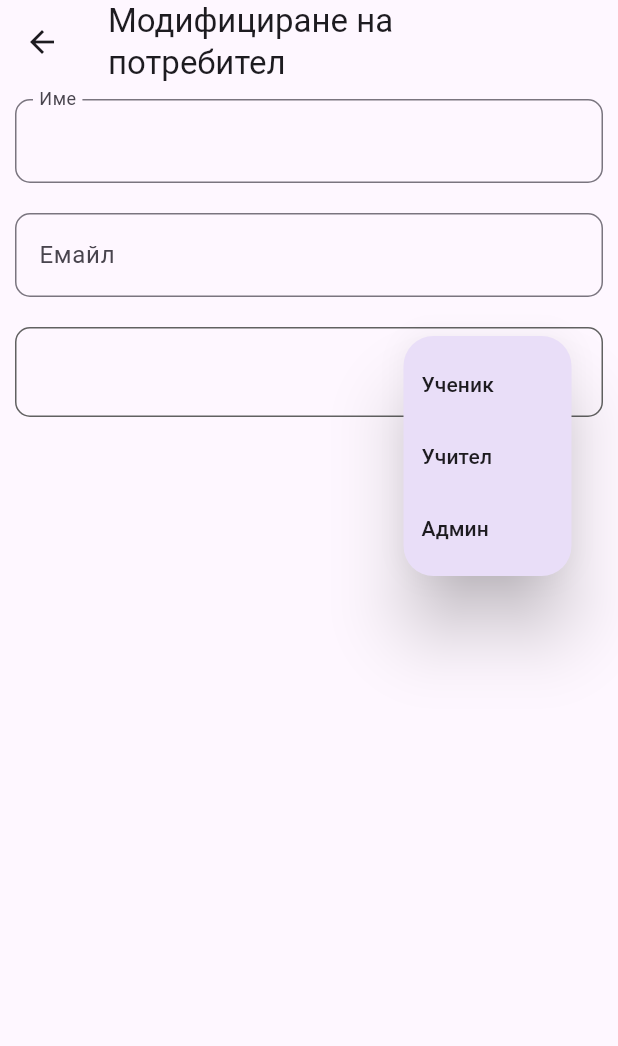
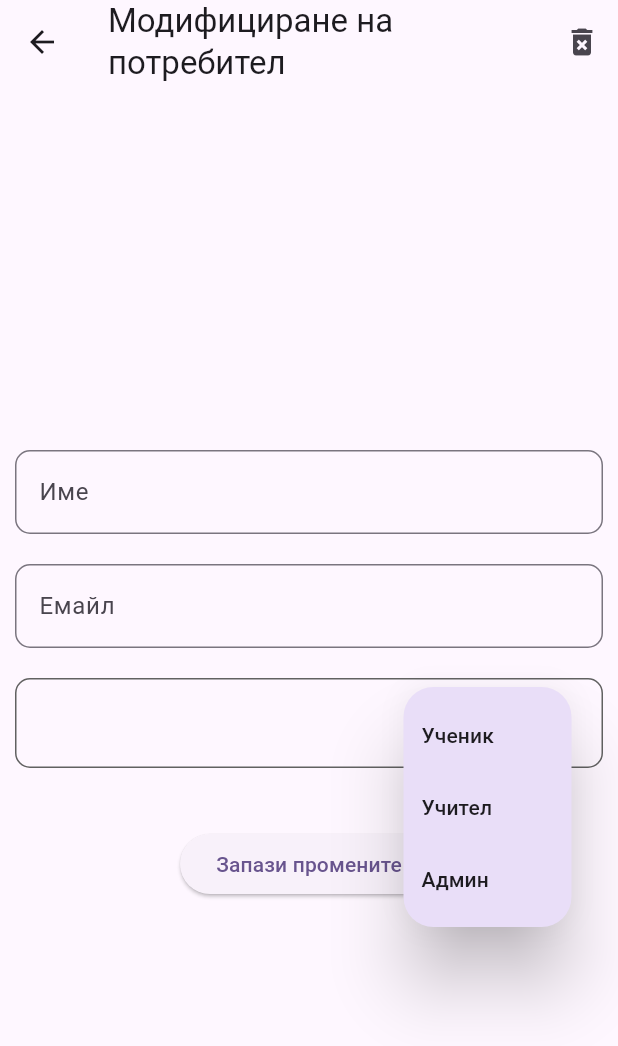
Before and after one commit to KaloyanStoyanov06/PGEE, a Flutter app: the UserDetails screen opened directly with empty values, after a tap on the "more vert" icon, on a phone screen of 412 x 824 dp. Shown: the top 1046 px of the screen. Run offline on Flutter 3.47's test engine with Material 2 defaults, Android fonts, the phone set to English and light mode, and no system bars; drawn by our look-alikes of dynamic_color; our stand-ins replace cloud_firestore, firebase_auth, firebase_core, flutter_dotenv, flutter_slidable; missing offline and left inert: dart:ffi; accounts and stored records are empty; network calls fail.

```diff
--- a/lib/pages/admin/sign_up.dart
+++ b/lib/pages/admin/sign_up.dart
@@ -23,16 +23,13 @@ class _SignUpPageState extends State<SignUpPage> {
       appBar: AppBar(
         title: const Text("Регистрация"),
       ),
-      body: Center(
-        child: Padding(
+      body: Padding(
         padding: const EdgeInsets.symmetric(
           horizontal: 20.0,
         ),
         child: SingleChildScrollView(
           physics: const NeverScrollableScrollPhysics(),
           child: Column(
-              mainAxisAlignment: MainAxisAlignment.center,
-              crossAxisAlignment: CrossAxisAlignment.center,
             children: [
               const SizedBox(height: 5),
               TextField(
@@ -85,8 +82,7 @@ class _SignUpPageState extends State<SignUpPage> {
                             });
 
                             // Lose focus to hide the keyboard
-                              FocusScope.of(context)
-                                  .requestFocus(new FocusNode());
+                            FocusScope.of(context).requestFocus(FocusNode());
                           },
                         ),
                         PopupMenuItem(
@@ -98,8 +94,7 @@ class _SignUpPageState extends State<SignUpPage> {
                             });
 
                             // Lose focus to hide the keyboard
-                              FocusScope.of(context)
-                                  .requestFocus(new FocusNode());
+                            FocusScope.of(context).requestFocus(FocusNode());
                           },
                         ),
                         PopupMenuItem(
@@ -111,8 +106,7 @@ class _SignUpPageState extends State<SignUpPage> {
                             });
 
                             // Lose focus to hide the keyboard
-                              FocusScope.of(context)
-                                  .requestFocus(new FocusNode());
+                            FocusScope.of(context).requestFocus(FocusNode());
                           },
                         )
                       ],
@@ -123,8 +117,7 @@ class _SignUpPageState extends State<SignUpPage> {
               // If Student is selected, show the following fields
               const SizedBox(height: 20),
               Visibility(
-                  visible:
-                      selectedRole == "student" || selectedRole == "teacher",
+                visible: selectedRole == "student" || selectedRole == "teacher",
                 child: Column(
                   children: [
                     TextField(
@@ -153,7 +146,6 @@ class _SignUpPageState extends State<SignUpPage> {
           ),
         ),
       ),
-      ),
     );
   }
 }
--- a/lib/pages/admin/user_details.dart
+++ b/lib/pages/admin/user_details.dart
@@ -24,50 +24,62 @@ class _UserDetailsState extends State<UserDetails> {
   TextEditingController classController = TextEditingController();
   String selectedRole = "";
   String roleText = "";
+
+  void ReadAndSetData() async {
+    DocumentSnapshot data = await getData();
+    nameController.text = data['firstName'];
+    emailController.text = data['email'];
+    classController.text = data['class'];
+
+    setState(() {
+      selectedRole = data['role'];
+      if (selectedRole == "admin") {
+        roleText = "Администратор";
+      } else if (selectedRole == "teacher") {
+        roleText = "Учител";
+      } else if (selectedRole == "student") {
+        roleText = "Ученик";
+      }
+    });
+  }
+
+  @override
+  void initState() {
+    super.initState();
+    WidgetsBinding.instance.addPostFrameCallback((_) => ReadAndSetData());
+  }
+
+  Widget DeleteDialog() {
+    return AlertDialog();
+  }
+
   @override
   Widget build(BuildContext context) {
-    return FutureBuilder<DocumentSnapshot>(
-      future: getData(),
-      builder: (context, snapshot) {
-        if (snapshot.connectionState == ConnectionState.waiting) {
-          return const Center(child: CircularProgressIndicator());
-        }
-
-        if (snapshot.connectionState == ConnectionState.done) {
-          nameController = TextEditingController(
-              text:
-                  "${snapshot.data!['firstName']} ${snapshot.data!['lastName']}");
-          emailController =
-              TextEditingController(text: snapshot.data!['email']);
-          classController =
-              TextEditingController(text: snapshot.data!['class']);
-          selectedRole = snapshot.data!['role'].toString();
-          roleText = "";
-
-          switch (selectedRole) {
-            case 'admin':
-              roleText = 'Админ';
-              break;
-            case 'teacher':
-              roleText = 'Учител';
-              break;
-            case 'student':
-              roleText = 'Ученик';
-              break;
-          }
-        }
-
-        return Scaffold(
-          appBar: AppBar(
-            title: Text("Модифициране на\nпотребител"),
-          ),
-          body: Padding(
-            padding: const EdgeInsets.symmetric(horizontal: 10, vertical: 10),
+    return Scaffold(
+      resizeToAvoidBottomInset: true,
+      appBar: AppBar(
+        title: const Text("Модифициране на\nпотребител"),
+        actions: [
+          IconButton(
+            icon: Icon(Icons.delete_forever),
+            onPressed: () {
+              showDialog(
+                  context: context, builder: (context) => DeleteDialog());
+            },
+          )
+        ],
+      ),
+      body: Center(
+        child: Padding(
+          padding: const EdgeInsets.symmetric(horizontal: 10, vertical: 10),
+          child: SingleChildScrollView(
+            physics: const NeverScrollableScrollPhysics(),
             child: Column(
               children: [
+                const SizedBox(height: 20),
                 TextField(
                   controller: nameController,
-                  decoration: InputDecoration(
+                  decoration: const InputDecoration(
                     labelText: "Име",
                   ),
                 ),
@@ -76,7 +88,7 @@ class _UserDetailsState extends State<UserDetails> {
                 ),
                 TextField(
                   controller: emailController,
-                  decoration: InputDecoration(
+                  decoration: const InputDecoration(
                     labelText: "Емайл",
                   ),
                 ),
@@ -116,8 +128,7 @@ class _UserDetailsState extends State<UserDetails> {
                               });
 
                               // Lose focus to hide the keyboard
-                              FocusScope.of(context)
-                                  .requestFocus(new FocusNode());
+                              FocusScope.of(context).requestFocus(FocusNode());
                             },
                           ),
                           PopupMenuItem(
@@ -129,8 +140,7 @@ class _UserDetailsState extends State<UserDetails> {
                               });
 
                               // Lose focus to hide the keyboard
-                              FocusScope.of(context)
-                                  .requestFocus(new FocusNode());
+                              FocusScope.of(context).requestFocus(FocusNode());
                             },
                           ),
                           PopupMenuItem(
@@ -142,8 +152,7 @@ class _UserDetailsState extends State<UserDetails> {
                               });
 
                               // Lose focus to hide the keyboard
-                              FocusScope.of(context)
-                                  .requestFocus(new FocusNode());
+                              FocusScope.of(context).requestFocus(FocusNode());
                             },
                           )
                         ],
@@ -151,11 +160,32 @@ class _UserDetailsState extends State<UserDetails> {
                     ],
                   ),
                 ),
+                const SizedBox(height: 20),
+                Visibility(
+                  visible:
+                      selectedRole == "student" || selectedRole == "teacher",
+                  child: Column(
+                    children: [
+                      TextField(
+                        autofocus: false,
+                        decoration: const InputDecoration(
+                          labelText: "Клас",
+                        ),
+                        controller: classController,
+                      ),
+                    ],
+                  ),
+                ),
+                const SizedBox(height: 20),
+                ElevatedButton(
+                  onPressed: () {},
+                  child: const Text("Запази промените"),
+                ),
               ],
             ),
           ),
-        );
-      },
+        ),
+      ),
     );
   }
 }
--- a/lib/pages/admin/users.dart
+++ b/lib/pages/admin/users.dart
@@ -1,4 +1,5 @@
 import 'package:cloud_firestore/cloud_firestore.dart';
+import 'package:flutter/cupertino.dart';
 import 'package:flutter/material.dart';
 import 'package:pgee/components/user_list_tile.dart';
 import 'package:pgee/pages/admin/user_details.dart';
@@ -15,10 +16,14 @@ class _ModUsersPageState extends State<ModUsersPage> {
   Widget build(BuildContext context) {
     return Scaffold(
       appBar: AppBar(
-        title: const Text('Modify Users'),
+        title: const Text('Потребители'),
         actions: [
           IconButton(
             icon: Icon(Icons.search),
+            onPressed: () {},
+          ),
+          IconButton(
+            icon: Icon(Icons.filter_alt),
             onPressed: () {},
           )
         ],
--- a/lib/themes.dart
+++ b/lib/themes.dart
@@ -17,15 +17,10 @@ class Themes {
       shape: RoundedRectangleBorder(borderRadius: BorderRadius.circular(20)),
       style: ListTileStyle.drawer,
     ),
-    snackBarTheme: const SnackBarThemeData(
+    snackBarTheme: SnackBarThemeData(
       elevation: 20,
-      shape: RoundedRectangleBorder(
-        borderRadius: BorderRadius.only(
-          topLeft: Radius.circular(15),
-          topRight: Radius.circular(15),
-        ),
-      ),
-      behavior: SnackBarBehavior.fixed,
+      shape: RoundedRectangleBorder(borderRadius: BorderRadius.circular(15)),
+      behavior: SnackBarBehavior.floating,
     ),
   );
 
@@ -45,15 +40,10 @@ class Themes {
       shape: RoundedRectangleBorder(borderRadius: BorderRadius.circular(20)),
       style: ListTileStyle.drawer,
     ),
-    snackBarTheme: const SnackBarThemeData(
-      elevation: 20,
-      shape: RoundedRectangleBorder(
-        borderRadius: BorderRadius.only(
-          topLeft: Radius.circular(15),
-          topRight: Radius.circular(15),
-        ),
-      ),
-      behavior: SnackBarBehavior.fixed,
+    snackBarTheme: SnackBarThemeData(
+      // elevation: 20,
+      shape: RoundedRectangleBorder(borderRadius: BorderRadius.circular(15)),
+      behavior: SnackBarBehavior.floating,
     ),
   );
 }
```
Lines whose indentation alone changed are shown as unchanged.
